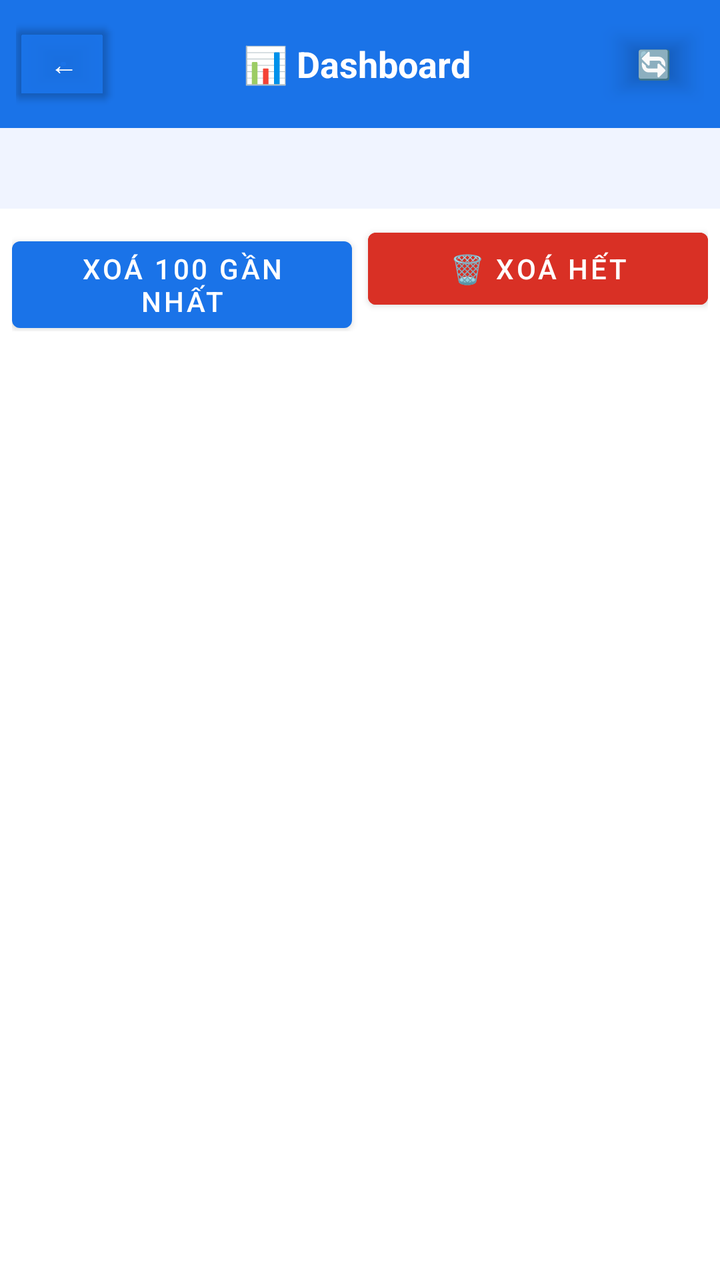
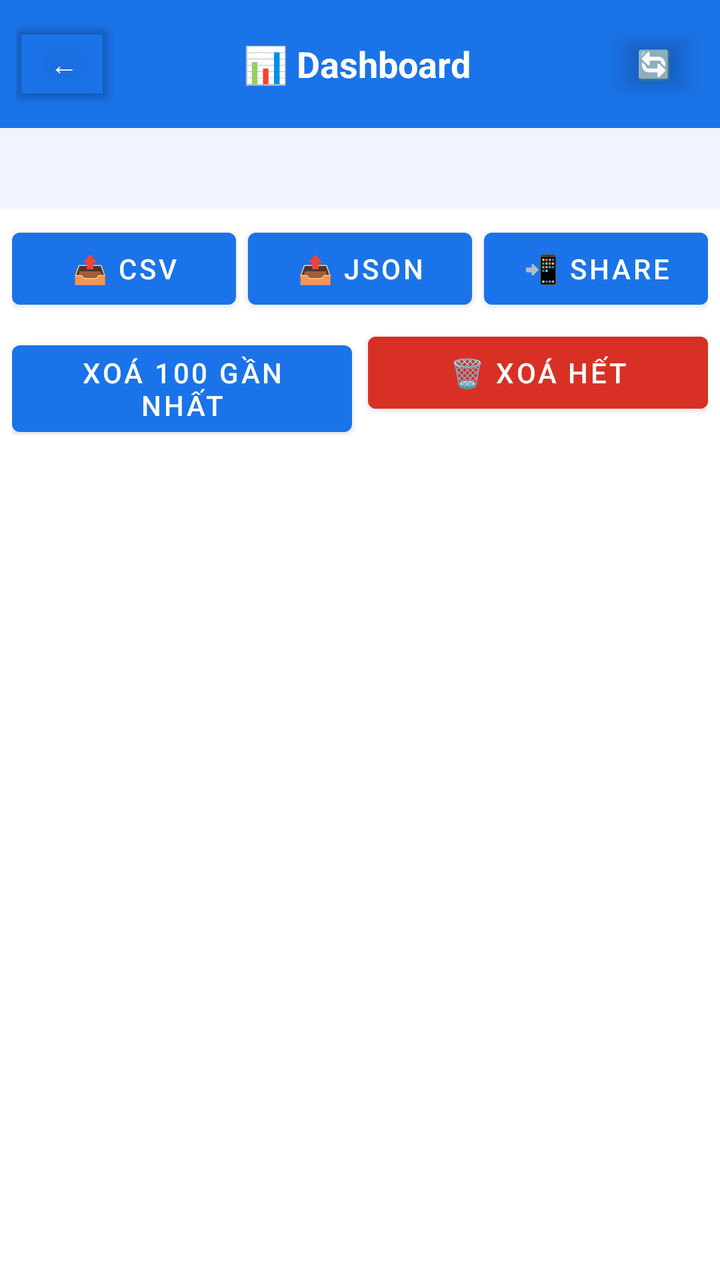

Before-and-after screenshots of an Android layout around one commit, followed by the original layout XML and the change that was made.
<!-- AndroidManifest.xml: application theme Theme.DicePredictor -->
<!-- res/layout/activity_dashboard.xml -->
<?xml version="1.0" encoding="utf-8"?>
<LinearLayout xmlns:android="http://schemas.android.com/apk/res/android"
    android:orientation="vertical"
    android:layout_width="match_parent"
    android:layout_height="match_parent">

    <LinearLayout
        android:orientation="horizontal"
        android:background="#1A73E8"
        android:padding="8dp"
        android:gravity="center_vertical"
        android:layout_width="match_parent"
        android:layout_height="wrap_content">

        <Button android:id="@+id/btnBack"
            android:text="←" android:textColor="#FFFFFF"
            android:backgroundTint="#00000000" android:minWidth="0dp"
            android:layout_width="wrap_content" android:layout_height="wrap_content"/>

        <TextView android:text="📊 Dashboard"
            android:textColor="#FFFFFF" android:textSize="18sp"
            android:textStyle="bold" android:gravity="center"
            android:layout_weight="1" android:layout_width="0dp"
            android:layout_height="wrap_content"/>

        <Button android:id="@+id/btnRefresh"
            android:text="🔄" android:textColor="#FFFFFF"
            android:backgroundTint="#00000000" android:minWidth="0dp"
            android:layout_width="wrap_content" android:layout_height="wrap_content"/>
    </LinearLayout>

    <ScrollView
        android:layout_width="match_parent"
        android:layout_height="wrap_content"
        android:maxHeight="320dp"
        android:background="#F0F4FF">
        <TextView android:id="@+id/tvStats"
            android:fontFamily="monospace"
            android:textSize="12sp"
            android:padding="12dp"
            android:textColor="#222222"
            android:layout_width="match_parent"
            android:layout_height="wrap_content"/>
    </ScrollView>

    <LinearLayout
        android:orientation="horizontal"
        android:padding="6dp"
        android:layout_width="match_parent"
        android:layout_height="wrap_content">

        <Button android:id="@+id/btnDelete100"
            android:text="Xoá 100 gần nhất"
            android:layout_weight="1"
            android:layout_marginEnd="4dp"
            android:layout_width="0dp"
            android:layout_height="wrap_content"/>

        <Button android:id="@+id/btnClearAll"
            android:text="🗑 Xoá hết"
            android:backgroundTint="#D93025"
            android:textColor="#FFFFFF"
            android:layout_weight="1"
            android:layout_marginStart="4dp"
            android:layout_width="0dp"
            android:layout_height="wrap_content"/>
    </LinearLayout>

    <androidx.recyclerview.widget.RecyclerView
        android:id="@+id/rvResults"
        android:background="#FFFFFF"
        android:layout_width="match_parent"
        android:layout_height="0dp"
        android:layout_weight="1"/>
</LinearLayout>
<!-- resources referenced by this layout -->
<resources>
  <style name="Theme.DicePredictor" parent="Theme.MaterialComponents.DayNight.NoActionBar">
          <item name="colorPrimary">#1A73E8</item>
          <item name="colorPrimaryVariant">#0D47A1</item>
          <item name="colorOnPrimary">#FFFFFF</item>
          <item name="colorSecondary">#1E8E3E</item>
          <item name="colorSecondaryVariant">#0F5132</item>
          <item name="colorOnSecondary">#FFFFFF</item>
          <item name="android:statusBarColor">#1565C0</item>
      </style>
</resources>

<!-- the commit's change to res/layout/activity_dashboard.xml (unified diff, before → after) -->
@@ -4,6 +4,7 @@
     android:layout_width="match_parent"
     android:layout_height="match_parent">
 
+    
     <LinearLayout
         android:orientation="horizontal"
         android:background="#1A73E8"
@@ -12,64 +13,121 @@
         android:layout_width="match_parent"
         android:layout_height="wrap_content">
 
-        <Button android:id="@+id/btnBack"
-            android:text="←" android:textColor="#FFFFFF"
-            android:backgroundTint="#00000000" android:minWidth="0dp"
-            android:layout_width="wrap_content" android:layout_height="wrap_content"/>
+        <Button
+            android:id="@+id/btnBack"
+            android:text="←"
+            android:textColor="#FFFFFF"
+            android:backgroundTint="#00000000"
+            android:minWidth="0dp"
+            android:layout_width="wrap_content"
+            android:layout_height="wrap_content" />
 
-        <TextView android:text="📊 Dashboard"
-            android:textColor="#FFFFFF" android:textSize="18sp"
-            android:textStyle="bold" android:gravity="center"
-            android:layout_weight="1" android:layout_width="0dp"
-            android:layout_height="wrap_content"/>
+        <TextView
+            android:text="📊 Dashboard"
+            android:textColor="#FFFFFF"
+            android:textSize="18sp"
+            android:textStyle="bold"
+            android:gravity="center"
+            android:layout_weight="1"
+            android:layout_width="0dp"
+            android:layout_height="wrap_content" />
 
-        <Button android:id="@+id/btnRefresh"
-            android:text="🔄" android:textColor="#FFFFFF"
-            android:backgroundTint="#00000000" android:minWidth="0dp"
-            android:layout_width="wrap_content" android:layout_height="wrap_content"/>
+        <Button
+            android:id="@+id/btnRefresh"
+            android:text="🔄"
+            android:textColor="#FFFFFF"
+            android:backgroundTint="#00000000"
+            android:minWidth="0dp"
+            android:layout_width="wrap_content"
+            android:layout_height="wrap_content" />
     </LinearLayout>
 
+    
     <ScrollView
         android:layout_width="match_parent"
         android:layout_height="wrap_content"
         android:maxHeight="320dp"
         android:background="#F0F4FF">
-        <TextView android:id="@+id/tvStats"
+
+        <TextView
+            android:id="@+id/tvStats"
             android:fontFamily="monospace"
             android:textSize="12sp"
             android:padding="12dp"
             android:textColor="#222222"
             android:layout_width="match_parent"
-            android:layout_height="wrap_content"/>
+            android:layout_height="wrap_content" />
     </ScrollView>
 
+    
     <LinearLayout
         android:orientation="horizontal"
-        android:padding="6dp"
+        android:paddingStart="6dp"
+        android:paddingEnd="6dp"
+        android:paddingTop="6dp"
         android:layout_width="match_parent"
         android:layout_height="wrap_content">
 
-        <Button android:id="@+id/btnDelete100"
+        <Button
+            android:id="@+id/btnExportCsv"
+            android:text="📤 CSV"
+            android:layout_weight="1"
+            android:layout_marginEnd="3dp"
+            android:layout_width="0dp"
+            android:layout_height="wrap_content" />
+
+        <Button
+            android:id="@+id/btnExportJson"
+            android:text="📤 JSON"
+            android:layout_weight="1"
+            android:layout_marginStart="3dp"
+            android:layout_marginEnd="3dp"
+            android:layout_width="0dp"
+            android:layout_height="wrap_content" />
+
+        <Button
+            android:id="@+id/btnShareLast"
+            android:text="📲 Share"
+            android:layout_weight="1"
+            android:layout_marginStart="3dp"
+            android:layout_width="0dp"
+            android:layout_height="wrap_content" />
+    </LinearLayout>
+
+    
+    <LinearLayout
+        android:orientation="horizontal"
+        android:paddingStart="6dp"
+        android:paddingEnd="6dp"
+        android:paddingTop="4dp"
+        android:paddingBottom="6dp"
+        android:layout_width="match_parent"
+        android:layout_height="wrap_content">
+
+        <Button
+            android:id="@+id/btnDelete100"
             android:text="Xoá 100 gần nhất"
             android:layout_weight="1"
             android:layout_marginEnd="4dp"
             android:layout_width="0dp"
-            android:layout_height="wrap_content"/>
+            android:layout_height="wrap_content" />
 
-        <Button android:id="@+id/btnClearAll"
+        <Button
+            android:id="@+id/btnClearAll"
             android:text="🗑 Xoá hết"
             android:backgroundTint="#D93025"
             android:textColor="#FFFFFF"
             android:layout_weight="1"
             android:layout_marginStart="4dp"
             android:layout_width="0dp"
-            android:layout_height="wrap_content"/>
+            android:layout_height="wrap_content" />
     </LinearLayout>
 
+    
     <androidx.recyclerview.widget.RecyclerView
         android:id="@+id/rvResults"
         android:background="#FFFFFF"
         android:layout_width="match_parent"
         android:layout_height="0dp"
-        android:layout_weight="1"/>
+        android:layout_weight="1" />
 </LinearLayout>
